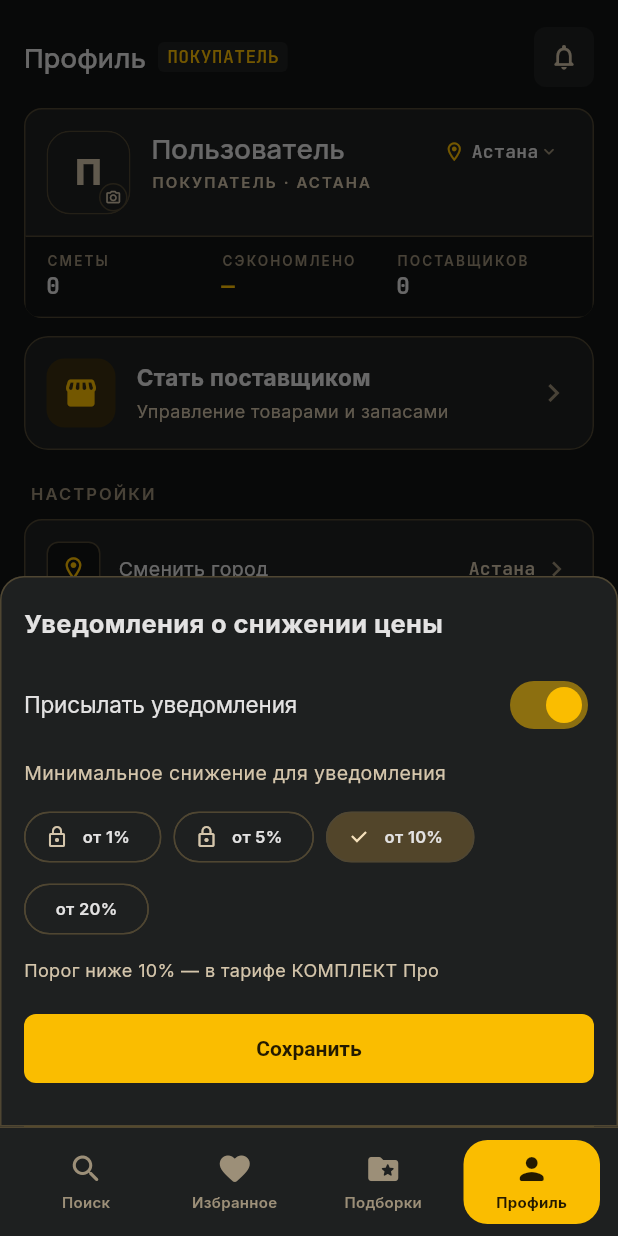
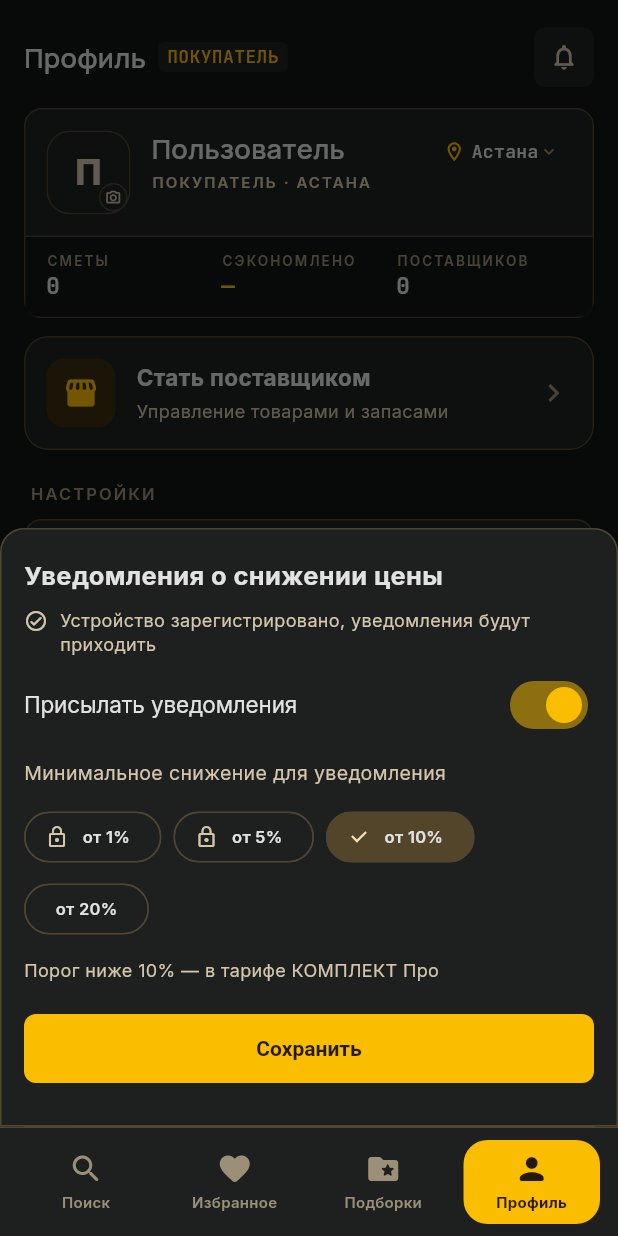
Before and after one commit to abelkz/-komplekt-app2, a Flutter app: the ProfileScreen screen opened by its route, after a tap on "Настройки уведомлений", on a phone screen of 412 x 824 dp. Run offline on Flutter 3.47's test engine with Material 3 defaults, Android fonts, the phone set to English and light mode, and no system bars; our stand-ins replace cached_network_image, file_picker, firebase_core, firebase_messaging, flutter_dotenv, flutter_local_notifications and 16 more; missing offline and left inert: excel; accounts and stored records are empty; network calls fail.

Commit message:
Профиль: состояние пушей в настройках

```diff
--- a/lib/features/profile/presentation/profile_screen.dart
+++ b/lib/features/profile/presentation/profile_screen.dart
@@ -9,6 +9,7 @@ import '../../../core/config/build_info.dart';
 import '../../../core/providers/data_refresh.dart';
 import '../../../core/providers/providers.dart';
 import '../../../core/providers/settings_provider.dart';
+import '../../../core/push/push_service.dart';
 import '../../../core/router/app_router.dart';
 import '../../../core/theme/app_colors.dart';
 import '../../../core/theme/app_typography.dart';
@@ -381,7 +382,12 @@ class ProfileScreen extends ConsumerWidget {
                 const Text('Уведомления о снижении цены',
                     style:
                         TextStyle(fontSize: 17, fontWeight: FontWeight.w700)),
-                const SizedBox(height: 14),
+                const SizedBox(height: 10),
+                // Переключатель ниже говорит только о желании получать пуши.
+                // Доходят ли они вообще — отдельный вопрос: цепочка
+                // Firebase → разрешение → токен → база рвётся молча.
+                const _PushStatusLine(),
+                const SizedBox(height: 4),
                 SwitchListTile(
                   contentPadding: EdgeInsets.zero,
                   title: const Text('Присылать уведомления'),
@@ -1057,3 +1063,53 @@ class _MenuCard extends StatelessWidget {
     );
   }
 }
+
+/// Строка состояния пушей в листе настроек уведомлений.
+///
+/// Показывается всегда, а не только при поломке: «уведомления будут
+/// приходить» — такой же полезный ответ, как и причина, по которой не будут.
+class _PushStatusLine extends StatefulWidget {
+  const _PushStatusLine();
+
+  @override
+  State<_PushStatusLine> createState() => _PushStatusLineState();
+}
+
+class _PushStatusLineState extends State<_PushStatusLine> {
+  // Future считается один раз, а не в build: лист перестраивается на каждом
+  // щелчке тумблера, и запрос уходил бы заново, а строка — мигала бы.
+  late final Future<PushStatus> _future = PushService.status();
+
+  @override
+  Widget build(BuildContext context) {
+    final c = context.colors;
+    return FutureBuilder<PushStatus>(
+      future: _future,
+      builder: (context, snap) {
+        final status = snap.data;
+        // Пока проверяем — молчим: мигнуть предупреждением, которое через
+        // полсекунды сменится на «всё хорошо», хуже, чем не показать ничего.
+        if (status == null) return const SizedBox(height: 18);
+        return Row(
+          crossAxisAlignment: CrossAxisAlignment.start,
+          children: [
+            Icon(
+              status.ok
+                  ? Icons.check_circle_outline_rounded
+                  : Icons.error_outline_rounded,
+              size: 16,
+              color: status.ok ? c.gray : c.orange,
+            ),
+            const SizedBox(width: 8),
+            Expanded(
+              child: Text(
+                status.label,
+                style: TextStyle(fontSize: 12, color: c.gray, height: 1.35),
+              ),
+            ),
+          ],
+        );
+      },
+    );
+  }
+}
```
